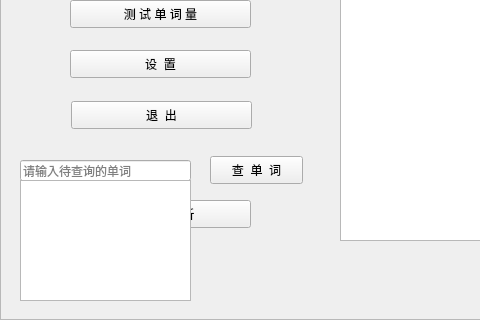
Above: mainwindow.ui from OOPtaskgroup/dictionary before the change; both pictures show x 0 to 480 and y 200 to 520 of the 820 by 520 pixel window. Below: the same form after it.
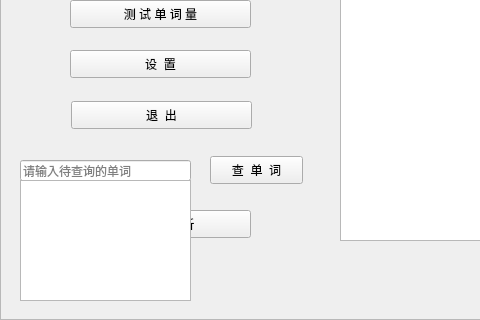
That is the form after the change.

Patch:
```diff
--- a/mainwindow.ui
+++ b/mainwindow.ui
@@ -80,6 +80,19 @@
     <property name="frameShadow">
      <enum>QFrame::Raised</enum>
     </property>
+    <widget class="QPushButton" name="textBtn">
+     <property name="geometry">
+      <rect>
+       <x>70</x>
+       <y>410</y>
+       <width>181</width>
+       <height>28</height>
+      </rect>
+     </property>
+     <property name="text">
+      <string>文  本  分  析</string>
+     </property>
+    </widget>
    </widget>
    <widget class="QLabel" name="username">
     <property name="geometry">
@@ -224,19 +237,6 @@
      </rect>
     </property>
    </widget>
-   <widget class="QPushButton" name="textBtn">
-    <property name="geometry">
-     <rect>
-      <x>70</x>
-      <y>400</y>
-      <width>181</width>
-      <height>28</height>
-     </rect>
-    </property>
-    <property name="text">
-     <string>文  本  分  析</string>
-    </property>
-   </widget>
    <zorder>bgImg</zorder>
    <zorder>exitBtn</zorder>
    <zorder>wordEdit</zorder>
```
Left out of the diff: 1 changed line with no effect on the pictures.
